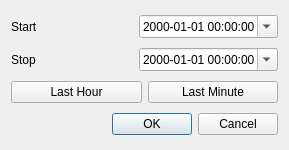
Above: src/pythonGui/karabo_gui/displaywidgets/timespan.ui from European-XFEL/Karabo before the change. Below: the same form after it.
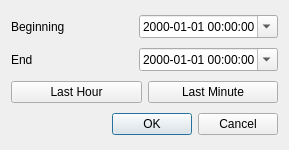
That is the form after the change.

Commit message: changed more spelling in dialog

The edit to the form file:
```diff
--- a/src/pythonGui/karabo_gui/displaywidgets/timespan.ui
+++ b/src/pythonGui/karabo_gui/displaywidgets/timespan.ui
@@ -17,7 +17,7 @@
    <item row="0" column="0">
     <widget class="QLabel" name="label">
      <property name="text">
-      <string>Start</string>
+      <string>Beginning</string>
      </property>
     </widget>
    </item>
@@ -37,7 +37,7 @@
    <item row="1" column="0">
     <widget class="QLabel" name="label_2">
      <property name="text">
-      <string>Stop</string>
+      <string>End</string>
      </property>
     </widget>
    </item>
```
Left out of the diff: 4 changed lines with no effect on the pictures. The commit also changes 1 other file.
